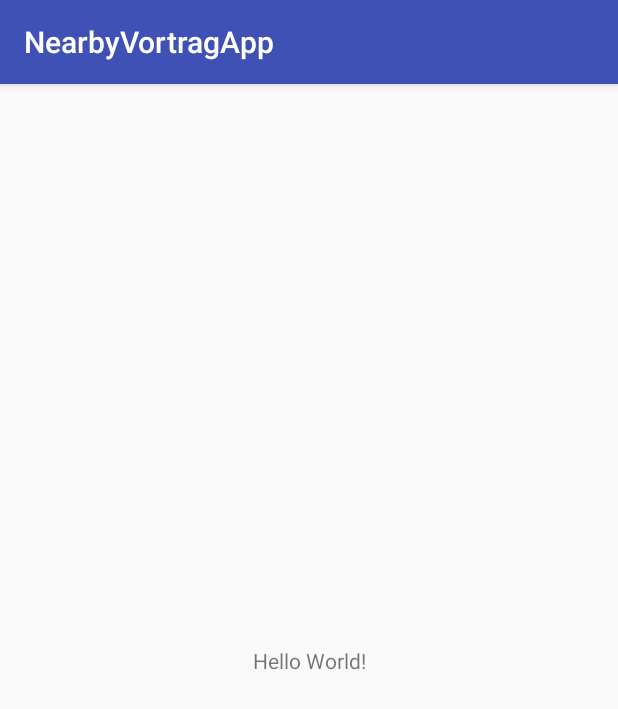
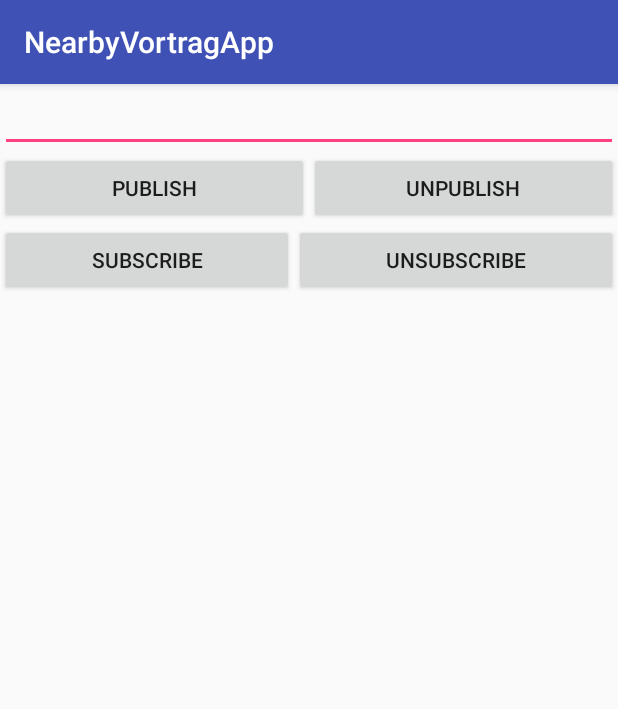
Before and after one commit to JohannesStrauTHBingen/NearbyVortrag, an Android app: the screen it shows after launch (MainActivity), on a phone screen of 412 x 824 dp. Shown: the top 709 px of the screen. Run offline under Robolectric (Android 15) with nearby library versions, the phone set to English and light mode, and no system bars; 3 statements that could not run were skipped.

Commit message:
Publish, Unpublish, Subscribe, Unsubscribe Methoden Entsprechend Buttons ListView für received messages ungetestet

```diff
--- a/NearbyVortragApp/app/src/main/AndroidManifest.xml
+++ b/NearbyVortragApp/app/src/main/AndroidManifest.xml
@@ -3,6 +3,7 @@
     package="com.example.johannes.nearbyvortragapp">
 
     <uses-permission android:name="android.permission.ACCESS_NETWORK_STATE" />
+    <uses-permission android:name="android.permission.INTERNET" />
 
     <application
         android:allowBackup="true"
--- a/NearbyVortragApp/app/src/main/java/com/example/johannes/nearbyvortragapp/MainActivity.java
+++ b/NearbyVortragApp/app/src/main/java/com/example/johannes/nearbyvortragapp/MainActivity.java
@@ -7,26 +7,118 @@ import android.support.annotation.NonNull;
 import android.support.annotation.Nullable;
 import android.support.v7.app.AppCompatActivity;
 import android.os.Bundle;
+import android.util.Log;
+import android.view.View;
+import android.widget.ArrayAdapter;
+import android.widget.Button;
+import android.widget.EditText;
+import android.widget.ListView;
 
 import com.google.android.gms.common.ConnectionResult;
 import com.google.android.gms.common.api.GoogleApiClient;
 import com.google.android.gms.nearby.Nearby;
+import com.google.android.gms.nearby.messages.Message;
+import com.google.android.gms.nearby.messages.MessageListener;
+
+import java.util.ArrayList;
 
 public class MainActivity extends AppCompatActivity implements GoogleApiClient.ConnectionCallbacks, GoogleApiClient.OnConnectionFailedListener{
 
     GoogleApiClient mGoogleApiClient;
+    Message mActiveMessage;
+    MessageListener mMessageListener;
+
+    EditText msg;
+    Button pub, unpub, sub, unsub;
+    ListView listView;
+
+    //LIST OF ARRAY STRINGS WHICH WILL SERVE AS LIST ITEMS
+    ArrayList<String> listItems;
+    //DEFINING A STRING ADAPTER WHICH WILL HANDLE THE DATA OF THE LISTVIEW
+    ArrayAdapter<String> adapter;
 
     @Override
     protected void onCreate(Bundle savedInstanceState) {
         super.onCreate(savedInstanceState);
         setContentView(R.layout.activity_main);
 
+        msg = (EditText) findViewById(R.id.msg);
+        pub = (Button) findViewById(R.id.pub);
+        unpub = (Button) findViewById(R.id.unpub);
+        sub = (Button) findViewById(R.id.sub);
+        unsub = (Button) findViewById(R.id.unsub);
+
+        initListView();
+        setListeners();
 
         mGoogleApiClient = new GoogleApiClient.Builder(this)
                 .addApi(Nearby.MESSAGES_API)
                 .addConnectionCallbacks(this)
                 .enableAutoManage(this, this)
                 .build();
+
+    }
+
+    private void initListView(){
+        listView = (ListView) findViewById(R.id.list);
+        listItems = new ArrayList<>();
+        adapter=new ArrayAdapter<>(this,
+                android.R.layout.simple_list_item_1,
+                listItems);
+        listView.setAdapter(adapter);
+    }
+
+    private void setListeners(){
+        pub.setOnClickListener(new View.OnClickListener() {
+            @Override
+            public void onClick(View v) {
+                publish(msg.getText().toString()); // Publish message from EditText as mActiveMessage
+            }
+        });
+        unpub.setOnClickListener(new View.OnClickListener() {
+            @Override
+            public void onClick(View v) {
+                unpublish(); // Unpublish active message
+            }
+        });
+        sub.setOnClickListener(new View.OnClickListener() {
+            @Override
+            public void onClick(View v) {
+                subscribe(); // Subscribe to receive active messages
+            }
+        });
+        unsub.setOnClickListener(new View.OnClickListener() {
+            @Override
+            public void onClick(View v) {
+                unsubscribe(); // Unsubscribe from active messages
+            }
+        });
+
+        mMessageListener = new MessageListener() {
+            @Override
+            public void onFound(Message message) {
+                String messageAsString = new String(message.getContent());
+                Log.d("FOUND", "Found message: " + messageAsString);
+                addItemToListView(messageAsString);
+            }
+
+            @Override
+            public void onLost(Message message) {
+                String messageAsString = new String(message.getContent());
+                Log.d("LOST", "Lost sight of message: " + messageAsString);
+                removeItemFromListView(messageAsString);
+            }
+        };
+    }
+
+    public void addItemToListView(String item) {
+        listItems.add(item);
+        adapter.notifyDataSetChanged();
+    }
+
+    public void removeItemFromListView(String item){
+        listItems.remove(item);
+        adapter.notifyDataSetChanged();
     }
 
     @Override
@@ -34,6 +126,8 @@ public class MainActivity extends AppCompatActivity implements GoogleApiClient.C
         super.onStart();
         mGoogleApiClient.connect();
 
+        //publish("Hello World");
+        //subscribe();
     }
 
     @Override
@@ -60,18 +154,27 @@ public class MainActivity extends AppCompatActivity implements GoogleApiClient.C
         super.onStop();
     }
 
-    private static int[] NETWORK_TYPES = {ConnectivityManager.TYPE_WIFI,
-            ConnectivityManager.TYPE_ETHERNET};
+    private void publish(String message) {
+        Log.i("PUB", "Publishing message: " + message);
+        mActiveMessage = new Message(message.getBytes());
+        Nearby.Messages.publish(mGoogleApiClient, mActiveMessage);
+    }
 
-    private boolean isConnectedToNetwork() {
-        ConnectivityManager connManager =
-                (ConnectivityManager) getSystemService(Context.CONNECTIVITY_SERVICE);
-        for (int networkType : NETWORK_TYPES) {
-            NetworkInfo info = connManager.getNetworkInfo(networkType);
-            if (info != null && info.isConnectedOrConnecting()) {
-                return true;
-            }
+    private void unpublish() {
+        Log.i("UNPUB", "Unpublishing.");
+        if (mActiveMessage != null) {
+            Nearby.Messages.unpublish(mGoogleApiClient, mActiveMessage);
+            mActiveMessage = null;
         }
-        return false;
+    }
+
+    private void subscribe() {
+        Log.i("SUB", "Subscribing.");
+        Nearby.Messages.subscribe(mGoogleApiClient, mMessageListener);
+    }
+
+    private void unsubscribe() {
+        Log.i("UNSUB", "Unsubscribing.");
+        Nearby.Messages.unsubscribe(mGoogleApiClient, mMessageListener);
     }
 }
--- a/NearbyVortragApp/app/src/main/res/layout/activity_main.xml
+++ b/NearbyVortragApp/app/src/main/res/layout/activity_main.xml
@@ -1,18 +1,67 @@
 <?xml version="1.0" encoding="utf-8"?>
-<android.support.constraint.ConstraintLayout xmlns:android="http://schemas.android.com/apk/res/android"
+<RelativeLayout xmlns:android="http://schemas.android.com/apk/res/android"
     xmlns:app="http://schemas.android.com/apk/res-auto"
     xmlns:tools="http://schemas.android.com/tools"
     android:layout_width="match_parent"
     android:layout_height="match_parent"
     tools:context="com.example.johannes.nearbyvortragapp.MainActivity">
 
-    <TextView
-        android:layout_width="wrap_content"
-        android:layout_height="wrap_content"
-        android:text="Hello World!"
-        app:layout_constraintBottom_toBottomOf="parent"
-        app:layout_constraintLeft_toLeftOf="parent"
-        app:layout_constraintRight_toRightOf="parent"
-        app:layout_constraintTop_toTopOf="parent" />
+    <LinearLayout
+        android:orientation="vertical"
+        android:layout_width="match_parent"
+        android:layout_height="match_parent">
 
-</android.support.constraint.ConstraintLayout>
+        <EditText
+            android:layout_width="match_parent"
+            android:layout_height="wrap_content"
+            android:inputType="textPersonName"
+            android:ems="10"
+            android:id="@+id/msg" />
+
+        <LinearLayout
+            android:orientation="horizontal"
+            android:layout_width="match_parent"
+            android:layout_height="wrap_content">
+
+            <Button
+                android:text="Publish"
+                android:layout_width="match_parent"
+                android:layout_height="wrap_content"
+                android:id="@+id/pub"
+                android:layout_weight="1" />
+
+            <Button
+                android:text="Unpublish"
+                android:layout_width="match_parent"
+                android:layout_height="wrap_content"
+                android:id="@+id/unpub"
+                android:layout_weight="1" />
+        </LinearLayout>
+
+        <LinearLayout
+            android:orientation="horizontal"
+            android:layout_width="match_parent"
+            android:layout_height="wrap_content">
+
+            <Button
+                android:text="Subscribe"
+                android:layout_width="wrap_content"
+                android:layout_height="wrap_content"
+                android:id="@+id/sub"
+                android:layout_weight="1" />
+
+            <Button
+                android:text="Unsubscribe"
+                android:layout_width="wrap_content"
+                android:layout_height="wrap_content"
+                android:id="@+id/unsub"
+                android:layout_weight="1" />
+        </LinearLayout>
+
+        <ListView
+            android:layout_width="match_parent"
+            android:layout_height="match_parent"
+            android:id="@+id/list"/>
+    </LinearLayout>
+
+</RelativeLayout>
```
